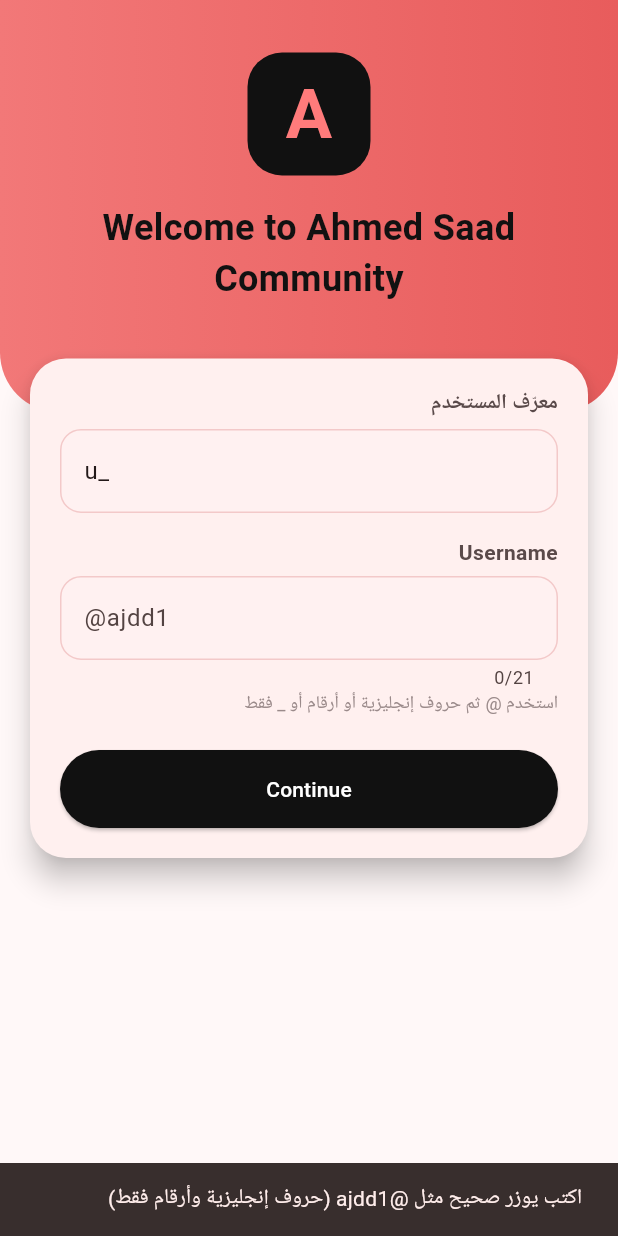
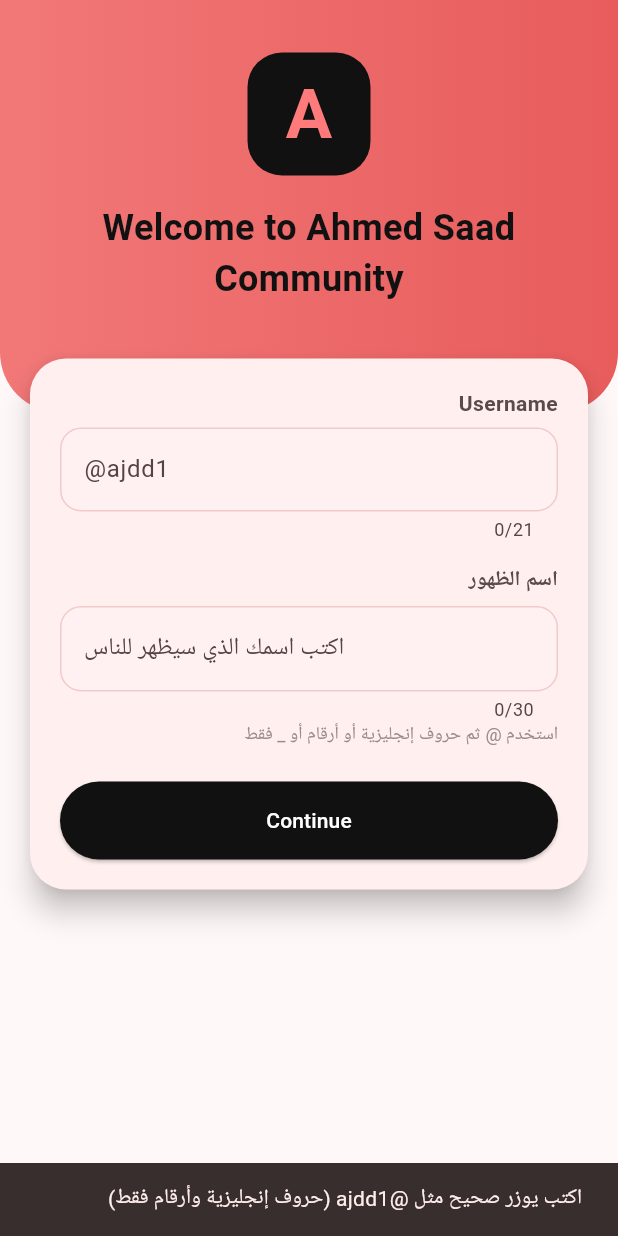
Before and after one commit to mozeg21-jpg/klencod-flutter-Message_mee, a Flutter app: the screen it shows after launch, after a tap on "Continue", on a phone screen of 412 x 824 dp. Run offline on Flutter 3.47's test engine with Material 3 defaults, Android fonts, the phone set to English and light mode, and no system bars; our stand-ins replace audioplayers, device_info_plus, firebase_core, firebase_database, flutter_local_notifications, image_picker and 3 more; missing offline and left inert: flutter_background_service, flutter_sound; accounts and stored records are empty.

Commit message:
Initial commit: 57 files

```diff
--- a/lib/screens/register_screen.dart
+++ b/lib/screens/register_screen.dart
@@ -11,6 +11,7 @@ class RegisterScreen extends StatefulWidget {
 
 class _RegisterScreenState extends State<RegisterScreen> {
   final _username = TextEditingController();
+  final _displayName = TextEditingController();
   String _uid = '...';
   bool _busy = false;
 
@@ -18,13 +19,22 @@ class _RegisterScreenState extends State<RegisterScreen> {
   void initState() { super.initState(); _loadUid(); }
   Future<void> _loadUid() async { try { final id = await DeviceUid.get(); if (mounted) setState(() => _uid = id); } catch (_) {} }
   @override
-  void dispose() { _username.dispose(); super.dispose(); }
+  void dispose() { _username.dispose(); _displayName.dispose(); super.dispose(); }
 
   Future<void> _continue() async {
     final username = _username.text.trim().toLowerCase();
+    final displayName = _displayName.text.trim();
     final valid = RegExp(r'^@[a-z0-9_]{3,20}$').hasMatch(username);
     if (!valid) {
       _toast('اكتب يوزر صحيح مثل @ajdd1 (حروف إنجليزية وأرقام فقط)');
+      return;
+    }
+    if (displayName.length < 2 || displayName.length > 30) {
+      _toast('اكتب اسم الظهور من حرفين إلى 30 حرفًا');
+      return;
+    }
+    if (_uid == '...' || _uid.trim().isEmpty) {
+      _toast('انتظر لحظة حتى يجهز معرف الجهاز');
       return;
     }
     if (_busy) return;
@@ -43,11 +53,11 @@ class _RegisterScreenState extends State<RegisterScreen> {
       }
       final prefs = await SharedPreferences.getInstance();
       await prefs.setString('uid', _uid);
-      await prefs.setString('name', username);
+      await prefs.setString('name', displayName);
       await prefs.setString('username', username);
       await prefs.setBool('show_id', false);
       await FirebaseDatabase.instance.ref('users/$_uid').update({
-        'name': username,
+        'name': displayName,
         'username': username,
         'showId': false,
         'createdAt': ServerValue.timestamp,
@@ -110,22 +120,22 @@ class _RegisterScreenState extends State<RegisterScreen> {
                       padding: const EdgeInsets.all(20),
                       child: Column(
                         children: [
-                          _label('معرّف المستخدم'),
-                          TextField(
-                            controller: TextEditingController(text: _uid),
-                            readOnly: true,
-                            textDirection: TextDirection.ltr,
-                            decoration: _decoration(),
-                          ),
-                          const SizedBox(height: 16),
                           _label('Username'),
                           TextField(
                             controller: _username,
                             maxLength: 21,
                             textDirection: TextDirection.ltr,
+                            decoration: _decoration('@ajdd1'),
+                          ),
+                          const SizedBox(height: 16),
+                          _label('اسم الظهور'),
+                          TextField(
+                            controller: _displayName,
+                            maxLength: 30,
+                            textDirection: TextDirection.rtl,
                             textInputAction: TextInputAction.done,
                             onSubmitted: (_) => _continue(),
-                            decoration: _decoration('@ajdd1'),
+                            decoration: _decoration('اكتب اسمك الذي سيظهر للناس'),
                           ),
                           const Align(
                             alignment: Alignment.centerRight,
--- a/lib/utils/device_uid.dart
+++ b/lib/utils/device_uid.dart
@@ -7,7 +7,11 @@ class DeviceUid {
   static Future<String> get() async {
     final prefs = await SharedPreferences.getInstance();
     final saved = prefs.getString(_key);
-    if (saved != null && saved.isNotEmpty) return saved;
+    if (saved != null && saved.isNotEmpty) {
+      final safe = _safeKey(saved);
+      if (safe != saved) await prefs.setString(_key, safe);
+      return safe;
+    }
     final info = DeviceInfoPlugin();
     String value;
     try {
@@ -16,7 +20,17 @@ class DeviceUid {
     } catch (_) {
       value = 'u_${DateTime.now().microsecondsSinceEpoch}';
     }
+    value = _safeKey(value);
     await prefs.setString(_key, value);
     return value;
   }
+
+  // Firebase يمنع . # $ [ ] / داخل أسماء العقد.
+  static String _safeKey(String value) => value
+      .replaceAll('.', '_dot_')
+      .replaceAll('#', '_hash_')
+      .replaceAll('\$', '_dollar_')
+      .replaceAll('[', '_left_')
+      .replaceAll(']', '_right_')
+      .replaceAll('/', '_slash_');
 }
```
